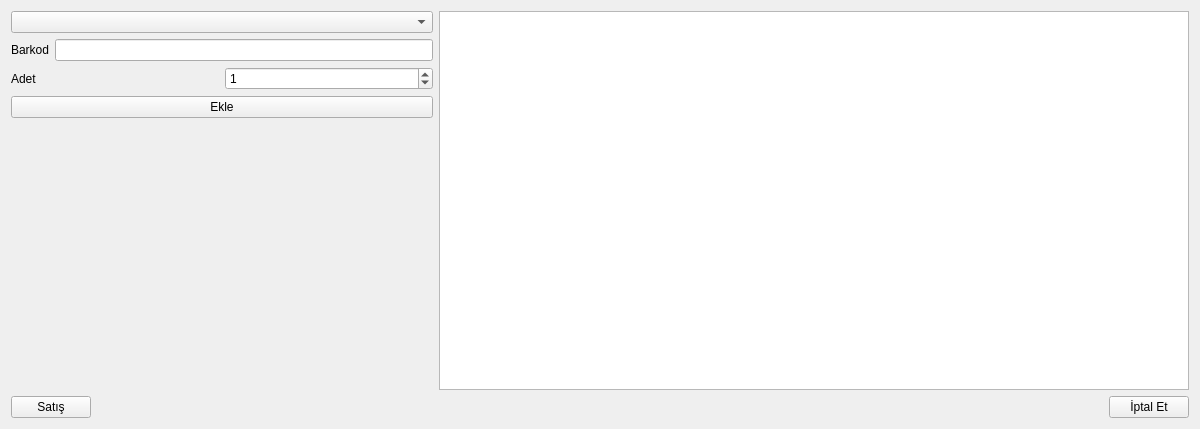
Old version of the form ui/SalePanel.ui in the repository GOKaraketir/Envanter.
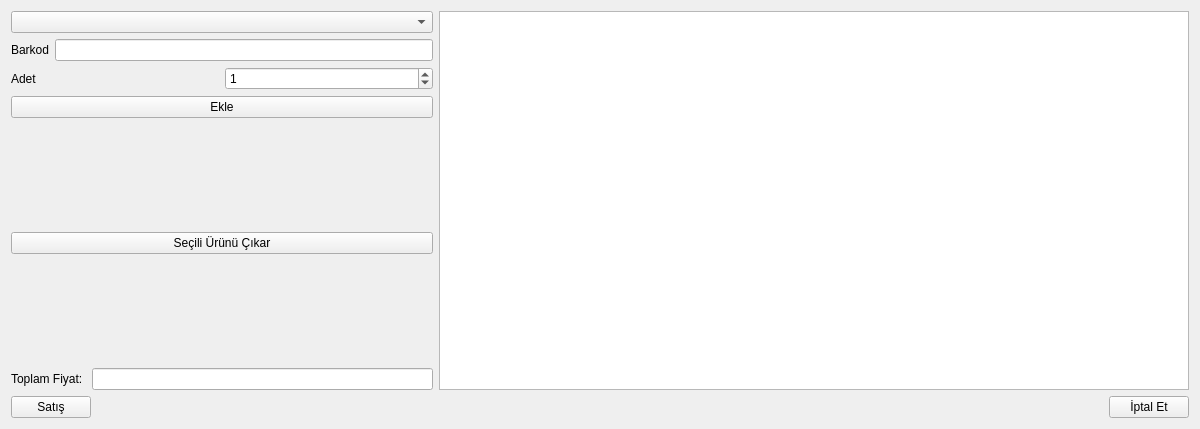
New version of the form.

What changed in the file:
```diff
--- a/ui/SalePanel.ui
+++ b/ui/SalePanel.ui
@@ -15,12 +15,9 @@
   </property>
   <layout class="QVBoxLayout" name="verticalLayout_2">
    <item>
-    <layout class="QHBoxLayout" name="horizontalLayout_4">
+    <layout class="QHBoxLayout" name="horizontalLayout_5">
      <item>
       <layout class="QVBoxLayout" name="verticalLayout">
-       <property name="sizeConstraint">
-        <enum>QLayout::SetMaximumSize</enum>
-       </property>
        <item>
         <widget class="QComboBox" name="selectProductComboBox">
          <property name="maximumSize">
@@ -73,6 +70,26 @@
          </property>
         </widget>
        </item>
+       <item>
+        <spacer name="verticalSpacer_2">
+         <property name="orientation">
+          <enum>Qt::Vertical</enum>
+         </property>
+         <property name="sizeHint" stdset="0">
+          <size>
+           <width>20</width>
+           <height>40</height>
+          </size>
+         </property>
+        </spacer>
+       </item>
+       <item>
+        <widget class="QPushButton" name="removeSelectedPushButton">
+         <property name="text">
+          <string>Seçili Ürünü Çıkar</string>
+         </property>
+        </widget>
+       </item>
        <item>
         <spacer name="verticalSpacer">
          <property name="orientation">
@@ -86,6 +103,24 @@
          </property>
         </spacer>
        </item>
+       <item>
+        <layout class="QHBoxLayout" name="horizontalLayout_4">
+         <item>
+          <widget class="QLabel" name="label_3">
+           <property name="text">
+            <string>Toplam Fiyat: </string>
+           </property>
+          </widget>
+         </item>
+         <item>
+          <widget class="QLineEdit" name="totalPiceLineEdit">
+           <property name="readOnly">
+            <bool>true</bool>
+           </property>
+          </widget>
+         </item>
+        </layout>
+       </item>
       </layout>
      </item>
      <item>
```
Left out of the diff: 6 changed lines with no effect on the pictures.
